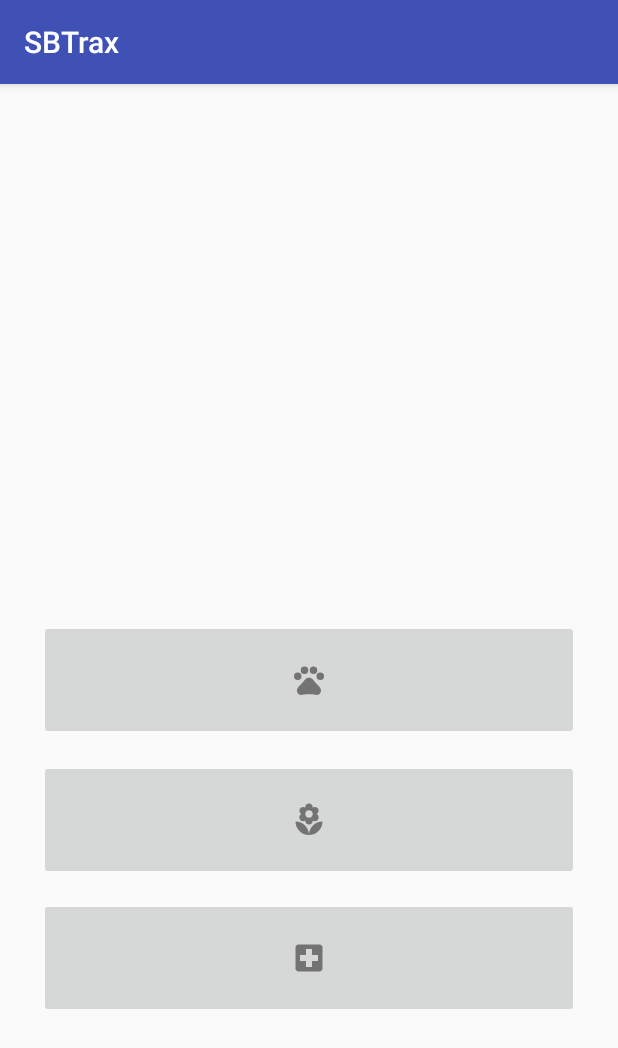
After one commit to htotten/SBTrax, an Android app: the QuestionsActivity screen opened directly, with no data from a screen before it, on a phone screen of 412 x 824 dp. The commit adds this screen. Shown: the top 1048 px of the screen. Run offline under Robolectric (Android 15) with nearby library versions, the phone set to English and light mode, and no system bars.

Commit message:
icons on questions page

```diff
--- a/app/src/main/AndroidManifest.xml
+++ b/app/src/main/AndroidManifest.xml
@@ -9,6 +9,8 @@
         android:roundIcon="@mipmap/ic_launcher_round"
         android:supportsRtl="true"
         android:theme="@style/AppTheme">
+        <activity android:name=".EmergenciesActivity"></activity>
+        <activity android:name=".QuestionsActivity" />
         <activity android:name=".MainActivity">
             <intent-filter>
                 <action android:name="android.intent.action.MAIN" />
--- /dev/null
+++ b/app/src/main/java/sbtraxapp/htotten/github/com/sbtrax/EmergenciesActivity.java
@@ -0,0 +1,13 @@
+package sbtraxapp.htotten.github.com.sbtrax;
+
+import android.support.v7.app.AppCompatActivity;
+import android.os.Bundle;
+
+public class EmergenciesActivity extends AppCompatActivity {
+
+    @Override
+    protected void onCreate(Bundle savedInstanceState) {
+        super.onCreate(savedInstanceState);
+        setContentView(R.layout.activity_emergencies);
+    }
+}
--- a/app/src/main/java/sbtraxapp/htotten/github/com/sbtrax/MainActivity.java
+++ b/app/src/main/java/sbtraxapp/htotten/github/com/sbtrax/MainActivity.java
@@ -29,7 +29,7 @@ public class MainActivity extends AppCompatActivity {
         trail1 = findViewById(R.id.trail1button);
         trail2 = findViewById(R.id.trail2button);
 
-
+        //Handling clicking on images
         trail1.setOnClickListener(new View.OnClickListener(){
             public void onClick(View view) {
                 startActivity(new Intent(MainActivity.this, Trail1Activity.class));
@@ -54,14 +54,16 @@ public class MainActivity extends AppCompatActivity {
     public boolean onOptionsItemSelected(MenuItem item) {
         switch (item.getItemId()){
             case R.id.trails:
-                Intent intent = new Intent(this, MainActivity.class);
-                startActivity(intent);
+                Intent intentTrail = new Intent(this, MainActivity.class);
+                startActivity(intentTrail);
                 return true;
             case R.id.questions:
-                Toast.makeText(this, "Questions selected", Toast.LENGTH_SHORT).show();
+                Intent intentQ = new Intent(this, QuestionsActivity.class);
+                startActivity(intentQ);
                 return true;
             case R.id.emergencies:
-                Toast.makeText(this, "Questions selected", Toast.LENGTH_SHORT).show();
+                Intent intentE = new Intent(this, EmergenciesActivity.class);
+                startActivity(intentE);
                 return true;
         }
         return false;
--- /dev/null
+++ b/app/src/main/java/sbtraxapp/htotten/github/com/sbtrax/QuestionsActivity.java
@@ -0,0 +1,13 @@
+package sbtraxapp.htotten.github.com.sbtrax;
+
+import android.support.v7.app.AppCompatActivity;
+import android.os.Bundle;
+
+public class QuestionsActivity extends AppCompatActivity {
+
+    @Override
+    protected void onCreate(Bundle savedInstanceState) {
+        super.onCreate(savedInstanceState);
+        setContentView(R.layout.activity_questions);
+    }
+}
--- a/app/src/main/java/sbtraxapp/htotten/github/com/sbtrax/Trail1Activity.java
+++ b/app/src/main/java/sbtraxapp/htotten/github/com/sbtrax/Trail1Activity.java
@@ -32,10 +32,10 @@ public class Trail1Activity extends AppCompatActivity {
                 startActivity(intent);
                 return true;
             case R.id.questions:
-                Toast.makeText(this, "Questions selected", Toast.LENGTH_SHORT).show();
+                Toast.makeText(this, "QuestionsActivity selected", Toast.LENGTH_SHORT).show();
                 return true;
             case R.id.emergencies:
-                Toast.makeText(this, "Questions selected", Toast.LENGTH_SHORT).show();
+                Toast.makeText(this, "QuestionsActivity selected", Toast.LENGTH_SHORT).show();
                 return true;
         }
         return false;
--- a/app/src/main/java/sbtraxapp/htotten/github/com/sbtrax/Trail2Activity.java
+++ b/app/src/main/java/sbtraxapp/htotten/github/com/sbtrax/Trail2Activity.java
@@ -32,10 +32,10 @@ public class Trail2Activity extends AppCompatActivity {
                 startActivity(intent);
                 return true;
             case R.id.questions:
-                Toast.makeText(this, "Questions selected", Toast.LENGTH_SHORT).show();
+                Toast.makeText(this, "QuestionsActivity selected", Toast.LENGTH_SHORT).show();
                 return true;
             case R.id.emergencies:
-                Toast.makeText(this, "Questions selected", Toast.LENGTH_SHORT).show();
+                Toast.makeText(this, "QuestionsActivity selected", Toast.LENGTH_SHORT).show();
                 return true;
         }
         return false;
--- /dev/null
+++ b/app/src/main/res/drawable/ic_aid.xml
@@ -0,0 +1,5 @@
+<vector android:height="24dp" android:tint="#737373"
+    android:viewportHeight="24.0" android:viewportWidth="24.0"
+    android:width="24dp" xmlns:android="http://schemas.android.com/apk/res/android">
+    <path android:fillColor="#FF000000" android:pathData="M19,3L5,3c-1.1,0 -1.99,0.9 -1.99,2L3,19c0,1.1 0.9,2 2,2h14c1.1,0 2,-0.9 2,-2L21,5c0,-1.1 -0.9,-2 -2,-2zM18,14h-4v4h-4v-4L6,14v-4h4L10,6h4v4h4v4z"/>
+</vector>
--- /dev/null
+++ b/app/src/main/res/drawable/ic_flor.xml
@@ -0,0 +1,5 @@
+<vector android:height="24dp" android:tint="#737373"
+    android:viewportHeight="24.0" android:viewportWidth="24.0"
+    android:width="24dp" xmlns:android="http://schemas.android.com/apk/res/android">
+    <path android:fillColor="#FF000000" android:pathData="M12,22c4.97,0 9,-4.03 9,-9 -4.97,0 -9,4.03 -9,9zM5.6,10.25c0,1.38 1.12,2.5 2.5,2.5 0.53,0 1.01,-0.16 1.42,-0.44l-0.02,0.19c0,1.38 1.12,2.5 2.5,2.5s2.5,-1.12 2.5,-2.5l-0.02,-0.19c0.4,0.28 0.89,0.44 1.42,0.44 1.38,0 2.5,-1.12 2.5,-2.5 0,-1 -0.59,-1.85 -1.43,-2.25 0.84,-0.4 1.43,-1.25 1.43,-2.25 0,-1.38 -1.12,-2.5 -2.5,-2.5 -0.53,0 -1.01,0.16 -1.42,0.44l0.02,-0.19C14.5,2.12 13.38,1 12,1S9.5,2.12 9.5,3.5l0.02,0.19c-0.4,-0.28 -0.89,-0.44 -1.42,-0.44 -1.38,0 -2.5,1.12 -2.5,2.5 0,1 0.59,1.85 1.43,2.25 -0.84,0.4 -1.43,1.25 -1.43,2.25zM12,5.5c1.38,0 2.5,1.12 2.5,2.5s-1.12,2.5 -2.5,2.5S9.5,9.38 9.5,8s1.12,-2.5 2.5,-2.5zM3,13c0,4.97 4.03,9 9,9 0,-4.97 -4.03,-9 -9,-9z"/>
+</vector>
--- /dev/null
+++ b/app/src/main/res/drawable/ic_paw.xml
@@ -0,0 +1,9 @@
+<vector android:height="24dp" android:tint="#737373"
+    android:viewportHeight="24.0" android:viewportWidth="24.0"
+    android:width="24dp" xmlns:android="http://schemas.android.com/apk/res/android">
+    <path android:fillColor="#FF000000" android:pathData="M4.5,9.5m-2.5,0a2.5,2.5 0,1 1,5 0a2.5,2.5 0,1 1,-5 0"/>
+    <path android:fillColor="#FF000000" android:pathData="M9,5.5m-2.5,0a2.5,2.5 0,1 1,5 0a2.5,2.5 0,1 1,-5 0"/>
+    <path android:fillColor="#FF000000" android:pathData="M15,5.5m-2.5,0a2.5,2.5 0,1 1,5 0a2.5,2.5 0,1 1,-5 0"/>
+    <path android:fillColor="#FF000000" android:pathData="M19.5,9.5m-2.5,0a2.5,2.5 0,1 1,5 0a2.5,2.5 0,1 1,-5 0"/>
+    <path android:fillColor="#FF000000" android:pathData="M17.34,14.86c-0.87,-1.02 -1.6,-1.89 -2.48,-2.91 -0.46,-0.54 -1.05,-1.08 -1.75,-1.32 -0.11,-0.04 -0.22,-0.07 -0.33,-0.09 -0.25,-0.04 -0.52,-0.04 -0.78,-0.04s-0.53,0 -0.79,0.05c-0.11,0.02 -0.22,0.05 -0.33,0.09 -0.7,0.24 -1.28,0.78 -1.75,1.32 -0.87,1.02 -1.6,1.89 -2.48,2.91 -1.31,1.31 -2.92,2.76 -2.62,4.79 0.29,1.02 1.02,2.03 2.33,2.32 0.73,0.15 3.06,-0.44 5.54,-0.44h0.18c2.48,0 4.81,0.58 5.54,0.44 1.31,-0.29 2.04,-1.31 2.33,-2.32 0.31,-2.04 -1.3,-3.49 -2.61,-4.8z"/>
+</vector>
--- /dev/null
+++ b/app/src/main/res/layout/activity_emergencies.xml
@@ -0,0 +1,9 @@
+<?xml version="1.0" encoding="utf-8"?>
+<android.support.constraint.ConstraintLayout xmlns:android="http://schemas.android.com/apk/res/android"
+    xmlns:app="http://schemas.android.com/apk/res-auto"
+    xmlns:tools="http://schemas.android.com/tools"
+    android:layout_width="match_parent"
+    android:layout_height="match_parent"
+    tools:context=".EmergenciesActivity">
+
+</android.support.constraint.ConstraintLayout>
--- /dev/null
+++ b/app/src/main/res/layout/activity_questions.xml
@@ -0,0 +1,62 @@
+<?xml version="1.0" encoding="utf-8"?>
+<android.support.constraint.ConstraintLayout xmlns:android="http://schemas.android.com/apk/res/android"
+    xmlns:app="http://schemas.android.com/apk/res-auto"
+    xmlns:tools="http://schemas.android.com/tools"
+    android:layout_width="match_parent"
+    android:layout_height="match_parent"
+    tools:context=".QuestionsActivity">
+
+
+    <ImageButton
+        android:id="@+id/wildlifebutton"
+        android:layout_width="360dp"
+        android:layout_height="80dp"
+        android:layout_marginBottom="13dp"
+        android:layout_marginEnd="12dp"
+        android:layout_marginLeft="12dp"
+        android:layout_marginRight="12dp"
+        android:layout_marginStart="12dp"
+        android:layout_marginTop="16dp"
+        android:contentDescription="@string/action_wild"
+        app:layout_constraintBottom_toTopOf="@+id/plantlifebutton"
+        app:layout_constraintEnd_toEndOf="parent"
+        app:layout_constraintStart_toStartOf="parent"
+        app:layout_constraintTop_toBottomOf="@+id/textView2"
+        app:srcCompat="@drawable/ic_paw"/>
+
+    <ImageButton
+        android:id="@+id/plantlifebutton"
+        android:layout_width="360dp"
+        android:layout_height="80dp"
+        android:layout_marginBottom="12dp"
+        android:layout_marginEnd="12dp"
+        android:layout_marginLeft="12dp"
+        android:layout_marginRight="12dp"
+        android:layout_marginStart="12dp"
+        android:layout_marginTop="13dp"
+        android:contentDescription="@string/action_plant"
+        app:layout_constraintBottom_toTopOf="@+id/wildlifebutton"
+        app:layout_constraintEnd_toEndOf="parent"
+        app:layout_constraintStart_toStartOf="parent"
+        app:layout_constraintTop_toBottomOf="@+id/firstaidbutton"
+        app:srcCompat="@drawable/ic_flor"
+        />
+
+    <ImageButton
+        android:id="@+id/firstaidbutton"
+        android:layout_width="360dp"
+        android:layout_height="80dp"
+        android:layout_marginBottom="145dp"
+        android:layout_marginEnd="12dp"
+        android:layout_marginLeft="12dp"
+        android:layout_marginRight="12dp"
+        android:layout_marginStart="12dp"
+        android:layout_marginTop="12dp"
+        android:contentDescription="@string/action_firstaid"
+        app:layout_constraintBottom_toBottomOf="parent"
+        app:layout_constraintEnd_toEndOf="parent"
+        app:layout_constraintStart_toStartOf="parent"
+        app:layout_constraintTop_toBottomOf="@+id/plantlifebutton"
+        app:srcCompat="@drawable/ic_aid" />
+
+</android.support.constraint.ConstraintLayout>
--- a/app/src/main/res/values/strings.xml
+++ b/app/src/main/res/values/strings.xml
@@ -7,4 +7,7 @@
     <string name="action_emergency">Emergencies</string>
     <string name="action_questions">Questions</string>
     <string name="action_trails">Trails</string>
+    <string name="action_wild">Wildlife</string>
+    <string name="action_plant">Plantlife</string>
+    <string name="action_firstaid">First Aid</string>
 </resources>
```
